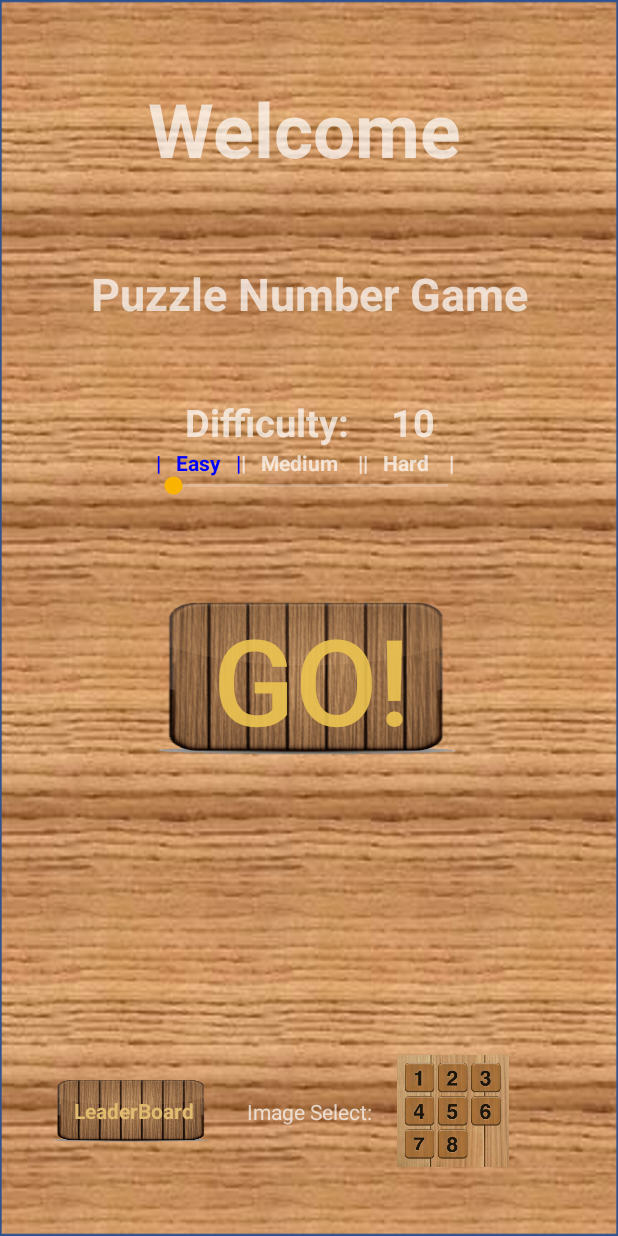
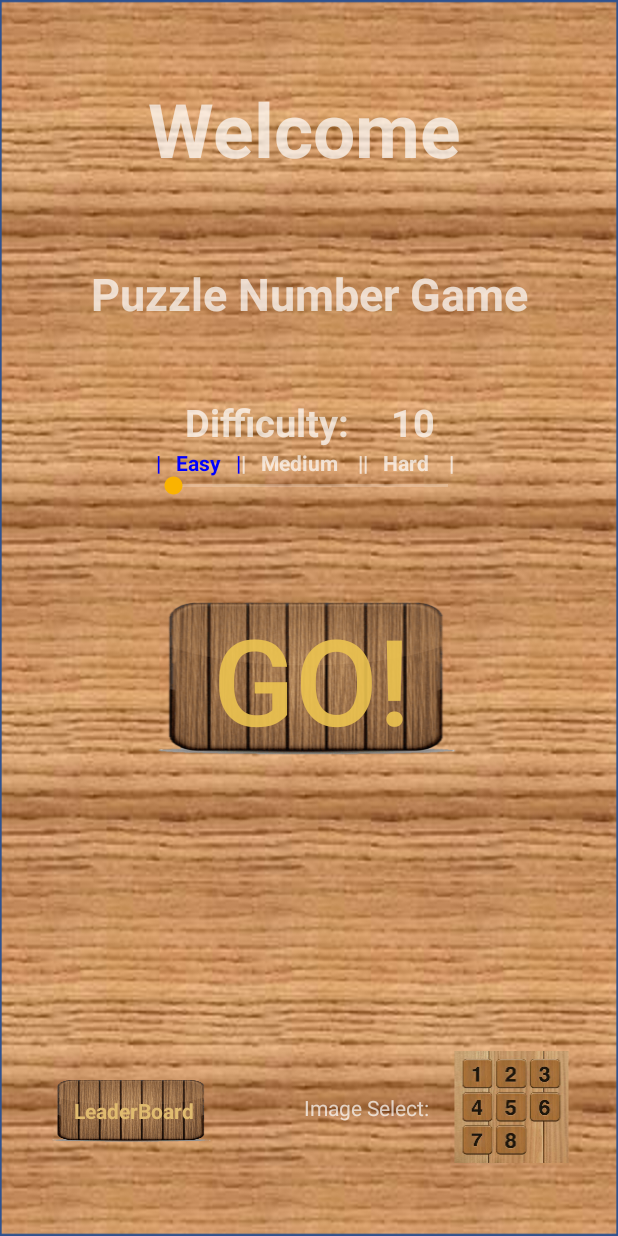
Before and after one commit to nitaymayo/My-Portfolio, an Android app: the screen it shows after launch (HomePage), on a phone screen of 412 x 824 dp. Run offline under Robolectric (Android 15) with nearby library versions, the phone set to English and light mode, and no system bars; libraries missing offline, so code that uses them is left out: android.net.sip.

Commit message:
added picture and numbers version of the game

```diff
--- a/JAVA/BoardNumberGame/app/src/main/java/com/example/boardnumbergame/Board.java
+++ b/JAVA/BoardNumberGame/app/src/main/java/com/example/boardnumbergame/Board.java
@@ -25,7 +25,7 @@ public class Board extends AppCompatActivity {
     float dip = 95.34f;
 
     private final float cellWidth = dpToPx(dip);
-    public void StartGame(int difficulty){
+    public void StartGame(int difficulty, String type){
         /**
         Function to start a new game
 
@@ -33,6 +33,7 @@ public class Board extends AppCompatActivity {
          difficulty: game level
         */
         killButtons();
+        loadGameImageType(type);
         Cells = FinishedBoard;
         scrambleBoard(difficulty);
         stepScreen.setText("000");
--- a/JAVA/BoardNumberGame/app/src/main/java/com/example/boardnumbergame/HomePage.java
+++ b/JAVA/BoardNumberGame/app/src/main/java/com/example/boardnumbergame/HomePage.java
@@ -10,6 +10,7 @@ import android.text.Editable;
 import android.text.TextWatcher;
 import android.view.View;
 import android.widget.Button;
+import android.widget.ImageButton;
 import android.widget.SeekBar;
 import android.widget.TextView;
 
@@ -19,6 +20,8 @@ public class HomePage extends AppCompatActivity {
     public jButton btnGo,btnImageSelect,btnLeaderBoard;
     public TextView screenDifficulty,screenEasy,screenMedium,screenHard;
     public TextView Cell;
+    public String type;
+    public Cell btnType;
 
 
     @Override
@@ -32,7 +35,8 @@ public class HomePage extends AppCompatActivity {
         screenEasy.setTextColor(Color.BLUE);
         screenMedium = findViewById(R.id.screenMedium);
         screenHard = findViewById(R.id.screenHard);
-
+        btnType = new Cell(findViewById(R.id.imageButton));
+        type = "NUM";
 
         SeekBar SeekView = findViewById(R.id.seekbarDifficult);
         meterDifficult = new jSeekbar(SeekView);
@@ -74,6 +78,21 @@ public class HomePage extends AppCompatActivity {
             }
         });
 
+        findViewById(R.id.imageButton).setOnClickListener(new View.OnClickListener() {
+            @Override
+            public void onClick(View v) {
+                switch (type){
+                    case "NUM":
+                        type = "VIEW";
+                        btnType.setCellBackground(R.drawable.view_1_2);
+                        break;
+                    case "VIEW":
+                        type = "NUM";
+                        btnType.setCellBackground(R.mipmap.ic_launcher_foreground);
+                }
+            }
+        });
+
         // Start button configuration
         findViewById(R.id.btnStart).setOnClickListener(new View.OnClickListener() {
             @Override
@@ -81,6 +100,7 @@ public class HomePage extends AppCompatActivity {
                 Intent intent = new Intent(HomePage.this,MainActivity.class);
                 Cell = findViewById(R.id.dummy_cell);
                 intent.putExtra("cellWidth", ""+Cell.getWidth());
+                intent.putExtra("type", type);
                 if (screenDifficulty.getText()=="∞")
                     intent.putExtra("difficulty","1000");
                 else
--- a/JAVA/BoardNumberGame/app/src/main/java/com/example/boardnumbergame/MainActivity.java
+++ b/JAVA/BoardNumberGame/app/src/main/java/com/example/boardnumbergame/MainActivity.java
@@ -79,11 +79,12 @@ public class MainActivity extends AppCompatActivity {
 
         // Create the game object
         final String difficulty = getIntent().getStringExtra("difficulty");
+        final String type = getIntent().getStringExtra("type");
         final float cellWidth = Float.parseFloat(getIntent().getStringExtra("cellWidth"));
         Game = new Board(Board, (ConstraintLayout) findViewById(R.id.boardlayout), findViewById(R.id.screenTime), findViewById(R.id.screenMoves), "VIEW", cellWidth);
 
         // Initialize the game
-        Game.StartGame(Integer.parseInt(difficulty));
+        Game.StartGame(Integer.parseInt(difficulty), type);
 
         // Initialize the buttons of the game and the timer and step counter screens
         btnRestart = new jButton(findViewById(R.id.btnRestart));
@@ -99,7 +100,7 @@ public class MainActivity extends AppCompatActivity {
         btnRestart.button().setOnClickListener(new View.OnClickListener() {
             @Override
             public void onClick(View v) {
-                Game.StartGame(Integer.parseInt(difficulty));
+                Game.StartGame(Integer.parseInt(difficulty), type);
             }
         });
         btnReturn.button().setOnClickListener(new View.OnClickListener() {
--- a/JAVA/BoardNumberGame/app/src/main/res/layout/activity_home_page.xml
+++ b/JAVA/BoardNumberGame/app/src/main/res/layout/activity_home_page.xml
@@ -92,20 +92,6 @@
         app:layout_constraintStart_toStartOf="@+id/textView2"
         app:layout_constraintTop_toBottomOf="@+id/textView2" />
 
-    <ImageButton
-        android:id="@+id/imageButton"
-        android:layout_width="wrap_content"
-        android:layout_height="wrap_content"
-        android:layout_marginStart="100dp"
-        android:layout_marginEnd="30dp"
-        android:background="#00FFFFFF"
-        app:layout_constraintBottom_toBottomOf="@+id/btnLeadBoard"
-        app:layout_constraintEnd_toEndOf="parent"
-        app:layout_constraintHorizontal_bias="0.0"
-        app:layout_constraintStart_toEndOf="@+id/btnLeadBoard"
-        app:layout_constraintTop_toTopOf="@+id/btnLeadBoard"
-        app:srcCompat="@mipmap/ic_launcher_foreground" />
-
     <TextView
         android:id="@+id/textView5"
         android:layout_width="wrap_content"
@@ -162,4 +148,14 @@
         app:layout_constraintStart_toStartOf="@+id/btnStart"
         app:layout_constraintTop_toBottomOf="@+id/btnStart" />
 
+    <TextView
+        android:id="@+id/imageButton"
+        android:layout_width="110dp"
+        android:layout_height="108dp"
+        android:layout_marginEnd="16dp"
+        android:layout_marginBottom="32dp"
+        android:background="@mipmap/ic_launcher_foreground"
+        app:layout_constraintBottom_toBottomOf="parent"
+        app:layout_constraintEnd_toEndOf="parent" />
+
 </androidx.constraintlayout.widget.ConstraintLayout>
```
